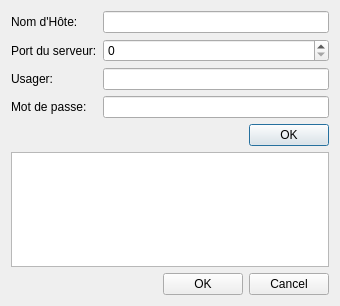
This is InfoDynamiqueQt/Vues/vueconnexion.ui in AlexandreGirardin/ProjetAnalyse as Qt 5 draws it before an edit. The edited form follows.
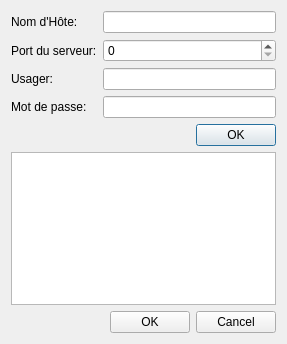
This is the edited form.

Patch:
```diff
--- a/InfoDynamiqueQt/Vues/vueconnexion.ui
+++ b/InfoDynamiqueQt/Vues/vueconnexion.ui
@@ -6,8 +6,8 @@
    <rect>
     <x>0</x>
     <y>0</y>
-    <width>340</width>
-    <height>306</height>
+    <width>287</width>
+    <height>344</height>
    </rect>
   </property>
   <property name="windowTitle">
```
